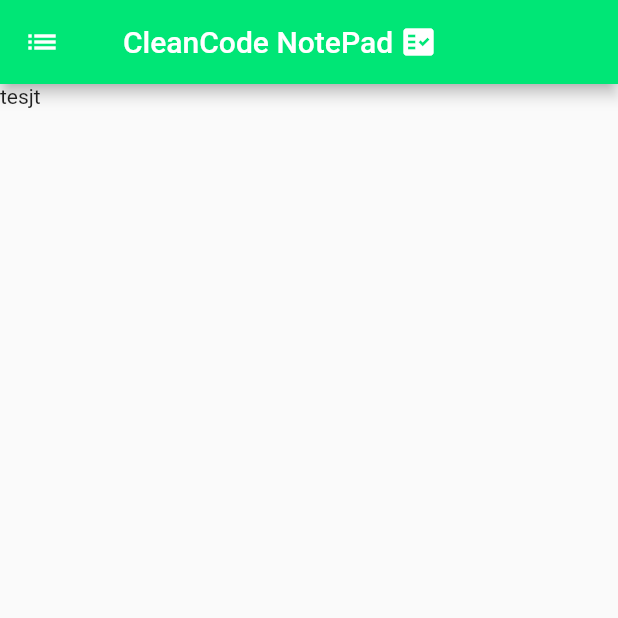
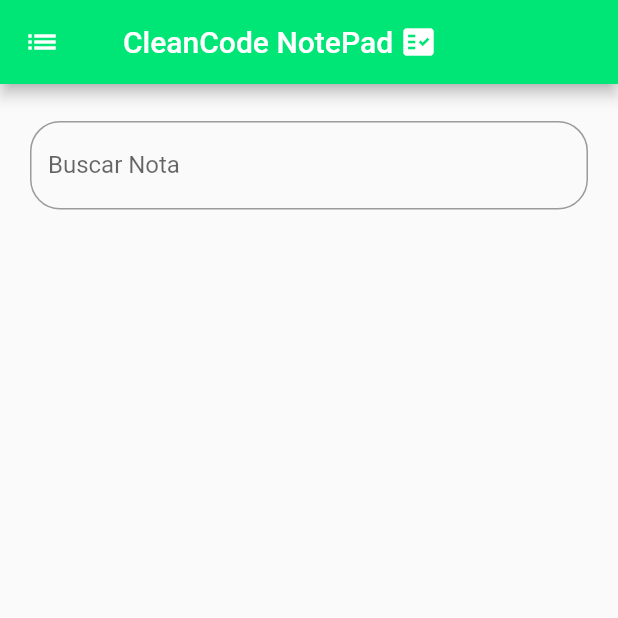
Before and after one commit to chepe22jd/CodigoLimpioProyectoNetformost, a Flutter app: the HomePage screen opened by its route, on a phone screen of 412 x 824 dp, the top half of it. Run offline on Flutter 3.47's test engine with Material 2 defaults, Android fonts, the phone set to English and light mode, and no system bars.

Commit message:
Version de Frontend lista, pendiente backend

```diff
--- a/lib/main.dart
+++ b/lib/main.dart
@@ -1,4 +1,5 @@
 import 'package:codigolimpionetforemost/screen/home_page.dart';
+import 'package:codigolimpionetforemost/screen/newnote_page.dart';
 import 'package:codigolimpionetforemost/screen/welcome_page.dart';
 import 'package:flutter/material.dart';
 
@@ -16,6 +17,7 @@
       routes: {
         '/': (context) => const WelcomePage(),
         '/homepage': (context) => const HomePage(),
+        '/newnote': (context) => const NewNotePage(),
       },
     );
   }
--- a/lib/screen/home_page.dart
+++ b/lib/screen/home_page.dart
@@ -1,8 +1,7 @@
 import 'package:flutter/material.dart';
 
 import 'package:codigolimpionetforemost/widgets/appbar.dart';
-
-import '../widgets/drawer_appbar.dart';
+import 'package:codigolimpionetforemost/widgets/drawer_appbar.dart';
 
 class HomePage extends StatefulWidget {
   const HomePage({super.key});
@@ -12,18 +11,45 @@
 }
 
 class _HomePageState extends State<HomePage> {
-  final GlobalKey<ScaffoldState> scaffoldKey = GlobalKey();
+  final GlobalKey<ScaffoldState> _key = GlobalKey();
+
+  //nombre nota controller
+  final TextEditingController _controllerBuscar = TextEditingController();
 
   @override
   Widget build(BuildContext context) {
+    //variables para optener los size screen
+    double width = MediaQuery.of(context).size.width;
+    double height = MediaQuery.of(context).size.height;
+
+    //formato de fecha
+
     return Scaffold(
-      key: scaffoldKey,
+      key: _key,
       drawer: drawerAppBarMenu(context),
-      appBar: appBarCode(context, scaffoldKey),
+      appBar: appBarCode(context, _key),
       body: SingleChildScrollView(
         child: Column(
           children: [
-            Text('tesjt'),
+            SizedBox(
+              height: height * 0.03,
+            ),
+            Padding(
+              padding: const EdgeInsets.symmetric(horizontal: 20),
+              child: TextFormField(
+                //validador para que user escriba not
+                controller: _controllerBuscar,
+                keyboardType: TextInputType.text,
+                decoration: InputDecoration(
+                    border: OutlineInputBorder(
+                        borderRadius: BorderRadius.circular(20)),
+                    labelText: 'Buscar Nota',
+                    hintText: 'Buscar Nota'),
+              ),
+            ),
+            SizedBox(
+              height: height * 0.03,
+            ),
           ],
         ),
       ),
--- a/lib/widgets/drawer_appbar.dart
+++ b/lib/widgets/drawer_appbar.dart
@@ -11,7 +11,9 @@
           ),
           child: Text('Drawer Header'),
         ),
-        listTitle(Icons.menu, 'Lista de Notas', 'homepage', context)
+        listTitle(Icons.add, 'Nueva nota', 'newnote', context),
+        listTitle(Icons.menu, 'Lista de Notas', 'homepage', context),
+        listTitle(Icons.person, 'Creado por', 'homepage', context)
       ],
     ),
   );
--- /dev/null
+++ b/lib/widgets/textformnotas.dart
@@ -0,0 +1 @@
+import 'package:flutter/material.dart';
--- a/pubspec.yaml
+++ b/pubspec.yaml
@@ -36,6 +36,8 @@
   # The following adds the Cupertino Icons font to your application.
   # Use with the CupertinoIcons class for iOS style icons.
   cupertino_icons: ^1.0.2
+  sqflite: ^2.2.0+3
+  path: ^1.8.2
 
 dev_dependencies:
   flutter_test:
```
Also changed, not shown: lib/screen/newnote_page.dart (added, +149 -0 lines), pubspec.lock, 1 other file.
